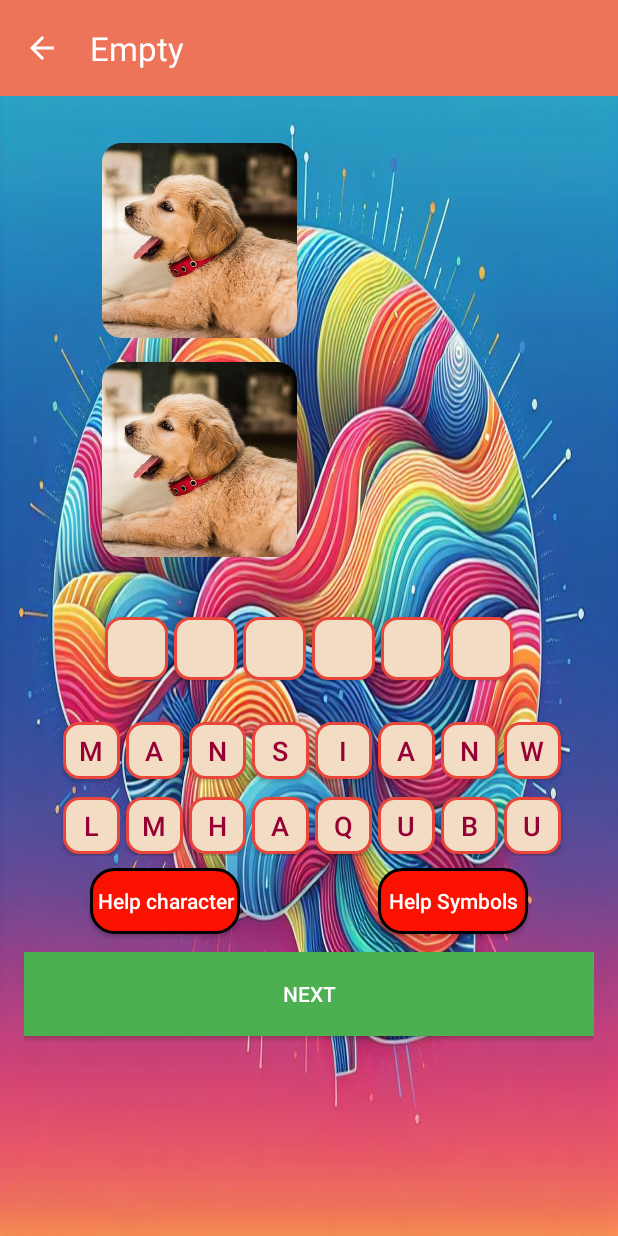
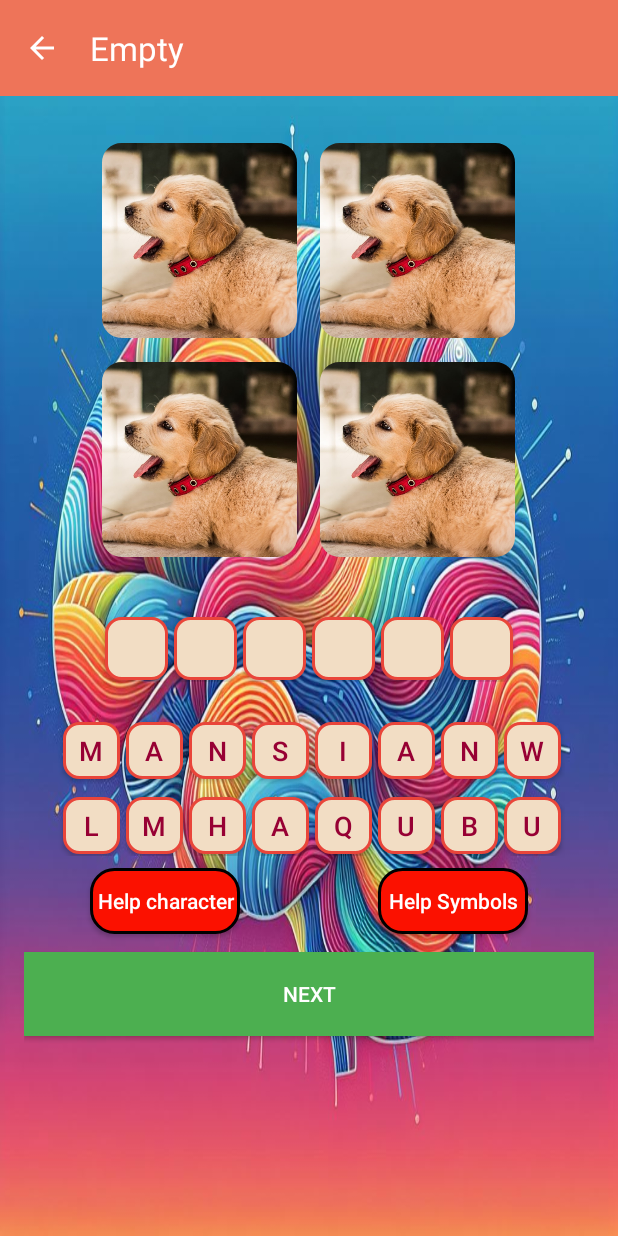
Before and after one commit to YunusovXumoyunDev/Project-, an Android app: the SecondActivity screen opened directly, with no data from a screen before it, on a phone screen of 412 x 824 dp. Run offline under Robolectric (Android 15) with nearby library versions, the phone set to English and light mode, and no system bars; Roboto replaces fonts that are not available here.

Commit message:
My fist application

```diff
--- a/app/src/main/res/layout/relative_layout.xml
+++ b/app/src/main/res/layout/relative_layout.xml
@@ -51,7 +51,7 @@
                     android:layout_toEndOf="@+id/image_1"
                     android:scaleType="centerCrop"
                     app:shapeAppearanceOverlay="@style/RoundedCorner"
-                    tools:src="@drawable/dog" />
+                    android:src="@drawable/dog" />
 
                 <com.google.android.material.imageview.ShapeableImageView
                     android:id="@+id/image_3"
@@ -73,7 +73,7 @@
                     android:layout_toEndOf="@+id/image_3"
                     android:scaleType="centerCrop"
                     app:shapeAppearanceOverlay="@style/RoundedCorner"
-                    tools:src="@drawable/dog" />
+                    android:src="@drawable/dog" />
             </RelativeLayout>
         </LinearLayout>
 
```
